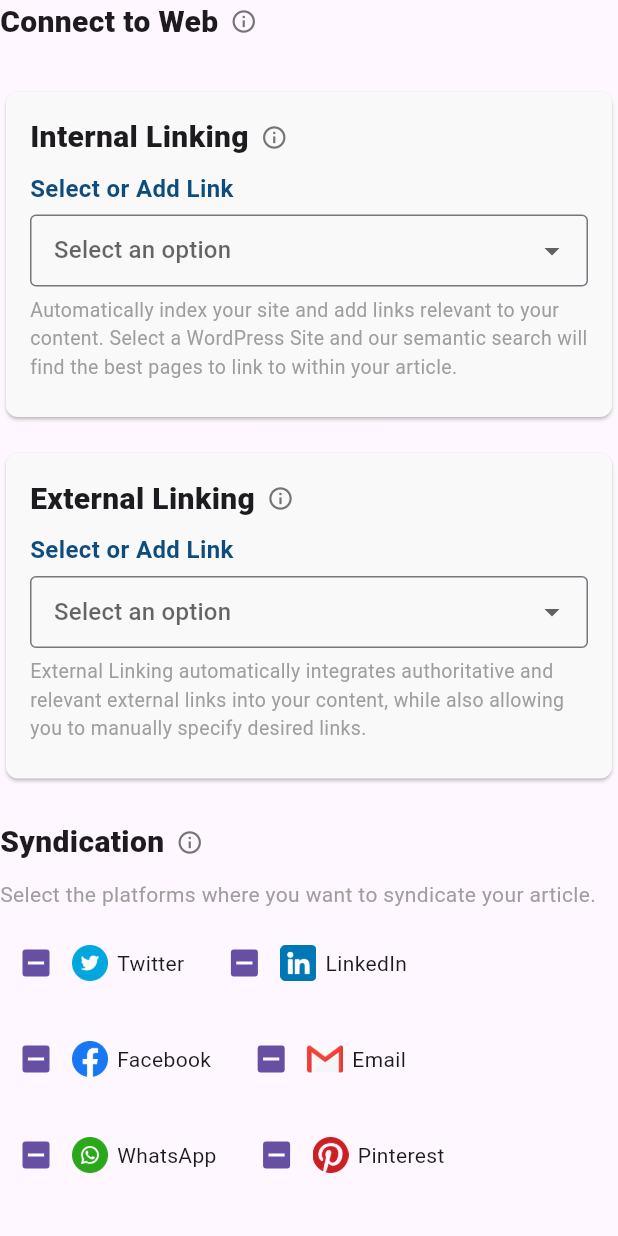
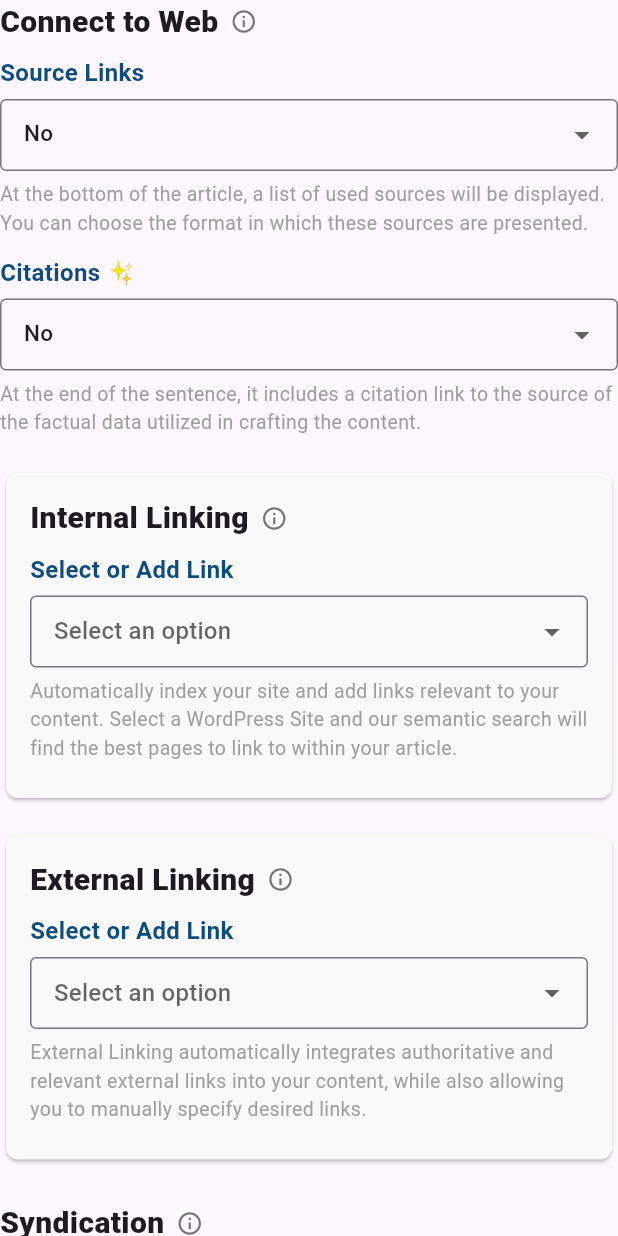
Before and after one commit to FernandoHV93/tamer_dev_front, a Flutter app: the ArticleDistributionSection widget shown alone on an empty page, opened directly with empty values, on a phone screen of 412 x 824 dp. Run offline on Flutter 3.47's test engine with Material 3 defaults, Android fonts, the phone set to English and light mode, and no system bars; our stand-ins replace flutter_dotenv.

Commit message:
b-sell-clean_arch_for_saveArticle

```diff
--- a/lib/core/api/api.dart
+++ b/lib/core/api/api.dart
@@ -63,7 +63,7 @@ class API implements PUT, GET, DELETE, POST {
       headers: <String, String>{
         'Content-Type': 'application/json; charset=UTF-8',
       },
-      body: data,
+      body: json.encode(data),
     );
     if (response.statusCode != 200) return {'error': response.statusCode};
     return json.decode(response.body);
--- a/lib/domain/repository/article_repo.dart
+++ b/lib/domain/repository/article_repo.dart
@@ -1,5 +1,7 @@
 import 'package:ia_web_front/data/models/roadmap_model.dart';
+import 'package:ia_web_front/domain/entities/article_builder_entities.dart';
 
 abstract class ArticleFunc {
   Future<void> postRoadmapJson(RoadmapModel model);
+  Future<void> postArticleBuilderJson(ArticleBuilderEntity model);
 }
--- a/lib/views/article_builder/components/article_distribution.dart
+++ b/lib/views/article_builder/components/article_distribution.dart
@@ -20,19 +20,14 @@ class ArticleDistributionSection extends StatefulWidget {
 class _ArticleDistributionSectionState
     extends State<ArticleDistributionSection> {
   late TextEditingController linkController;
-  late TextEditingController internalLinkController;
-  late TextEditingController externalLinkController;
   @override
   void initState() {
     super.initState();
-    internalLinkController = TextEditingController();
-    externalLinkController = TextEditingController();
+    linkController = TextEditingController();
   }
 
   @override
   void dispose() {
-    internalLinkController.dispose();
-    externalLinkController.dispose();
     super.dispose();
   }
 
@@ -46,39 +41,39 @@ class _ArticleDistributionSectionState
           tooltip: '',
         ),
         const SizedBox(height: 8),
-        // CustomDropdownTile(
-        //   label: 'Source Links',
-        //   selectedValue:
-        //       widget.articleBuilderEntity.articleDistribution.sourceLinks
-        //           ? 'True'
-        //           : 'False',
-        //   items: AppConstants.yesNoOptions,
-        //   onChanged: (val) {
-        //     setState(() {
-        //       widget.articleBuilderEntity.articleDistribution.sourceLinks =
-        //           val == 'True';
-        //     });
-        //   },
-        //   note:
-        //       'At the bottom of the article, a list of used sources will be displayed. You can choose the format in which these sources are presented.',
-        // ),
-        // const SizedBox(height: 12),
-        // CustomDropdownTile(
-        //   label: 'Citations ✨',
-        //   selectedValue:
-        //       widget.articleBuilderEntity.articleDistribution.citations
-        //           ? 'True'
-        //           : 'False',
-        //   items: AppConstants.yesNoOptions,
-        //   onChanged: (val) {
-        //     setState(() {
-        //       widget.articleBuilderEntity.articleDistribution.citations =
-        //           val == 'True';
-        //     });
-        //   },
-        //   note:
-        //       'At the end of the sentence, it includes a citation link to the source of the factual data utilized in crafting the content.',
-        // ),
+        CustomDropdownTile(
+          label: 'Source Links',
+          selectedValue:
+              widget.articleBuilderEntity.articleDistribution.sourceLinks
+                  ? 'Yes'
+                  : 'No',
+          items: AppConstants.yesNoOptions,
+          onChanged: (val) {
+            setState(() {
+              widget.articleBuilderEntity.articleDistribution.sourceLinks =
+                  val == 'True';
+            });
+          },
+          note:
+              'At the bottom of the article, a list of used sources will be displayed. You can choose the format in which these sources are presented.',
+        ),
+        const SizedBox(height: 12),
+        CustomDropdownTile(
+          label: 'Citations ✨',
+          selectedValue:
+              widget.articleBuilderEntity.articleDistribution.citations
+                  ? 'Yes'
+                  : 'No',
+          items: AppConstants.yesNoOptions,
+          onChanged: (val) {
+            setState(() {
+              widget.articleBuilderEntity.articleDistribution.citations =
+                  val == 'True';
+            });
+          },
+          note:
+              'At the end of the sentence, it includes a citation link to the source of the factual data utilized in crafting the content.',
+        ),
         const SizedBox(height: 20),
         _buildLinkingCard(
           title: 'Internal Linking',
--- a/lib/views/article_builder/components/article_form.dart
+++ b/lib/views/article_builder/components/article_form.dart
@@ -46,6 +46,7 @@ class _ArticleFormState extends State<ArticleForm> {
     return Card(
       elevation: 2,
       shape: RoundedRectangleBorder(borderRadius: BorderRadius.circular(8)),
+      color: Color(0xFFF9F9F9),
       child: Padding(
         padding: const EdgeInsets.all(16.0),
         child: Column(
--- a/lib/views/article_builder/components/article_settings.dart
+++ b/lib/views/article_builder/components/article_settings.dart
@@ -20,6 +20,7 @@ class _ArticleSettingsCardState extends State<ArticleSettingsCard> {
   Widget build(BuildContext context) {
     return Card(
       elevation: 2,
+      color: Color(0xFFF9F9F9),
       shape: RoundedRectangleBorder(borderRadius: BorderRadius.circular(8)),
       child: Padding(
         padding: const EdgeInsets.all(16.0),
--- a/lib/views/article_builder/components/media_hub_card.dart
+++ b/lib/views/article_builder/components/media_hub_card.dart
@@ -43,6 +43,7 @@ class _MediaHubCardState extends State<MediaHubCard> {
   Widget build(BuildContext context) {
     return Card(
       elevation: 2,
+      color: Color(0xFFF9F9F9),
       shape: RoundedRectangleBorder(borderRadius: BorderRadius.circular(8)),
       child: Padding(
         padding: const EdgeInsets.all(16.0),
--- a/lib/views/article_builder/components/top_title_card.dart
+++ b/lib/views/article_builder/components/top_title_card.dart
@@ -14,6 +14,7 @@ class TopTitleCard extends StatelessWidget {
   Widget build(BuildContext context) {
     return Card(
       elevation: 2,
+      color: Color(0xFFF9F9F9),
       shape: RoundedRectangleBorder(borderRadius: BorderRadius.circular(8)),
       child: Padding(
         padding: const EdgeInsets.all(16.0),
```
Also changed, not shown: lib/data/repository_impl/article_impl.dart (+21 -1 lines), lib/domain/use_cases/save_form.dart (added, +12 -0 lines), lib/views/article_builder/article_builder.dart (+16 -5 lines), lib/views/article_builder/components/seo_structure.dart (+4 -3 lines).
